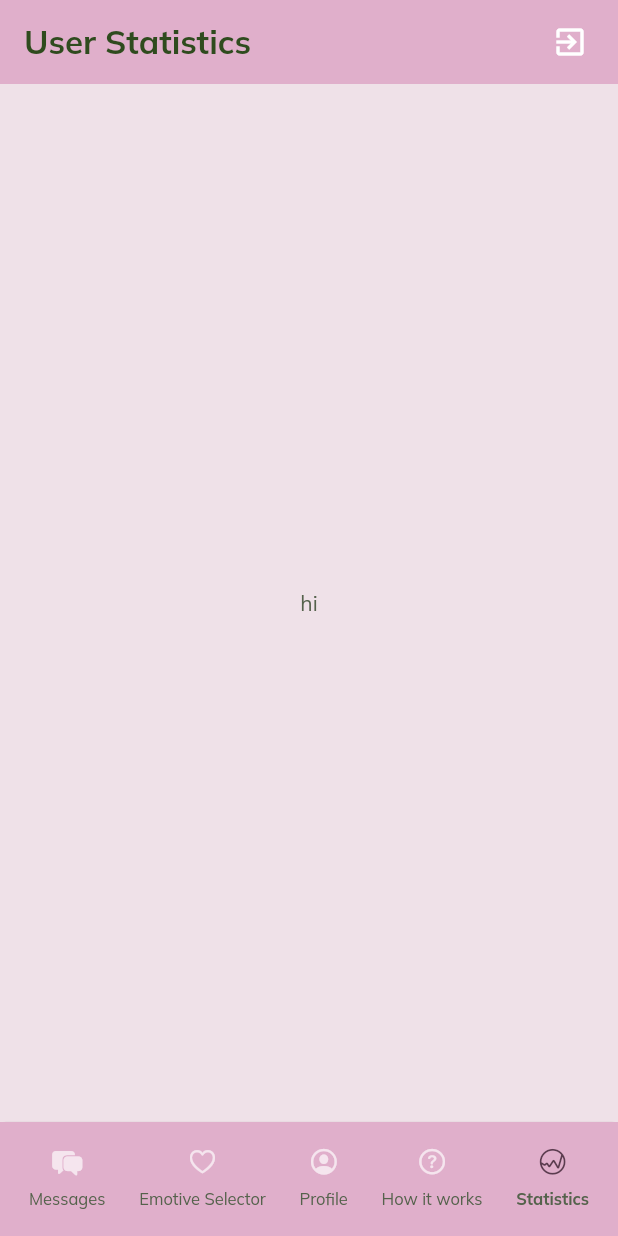
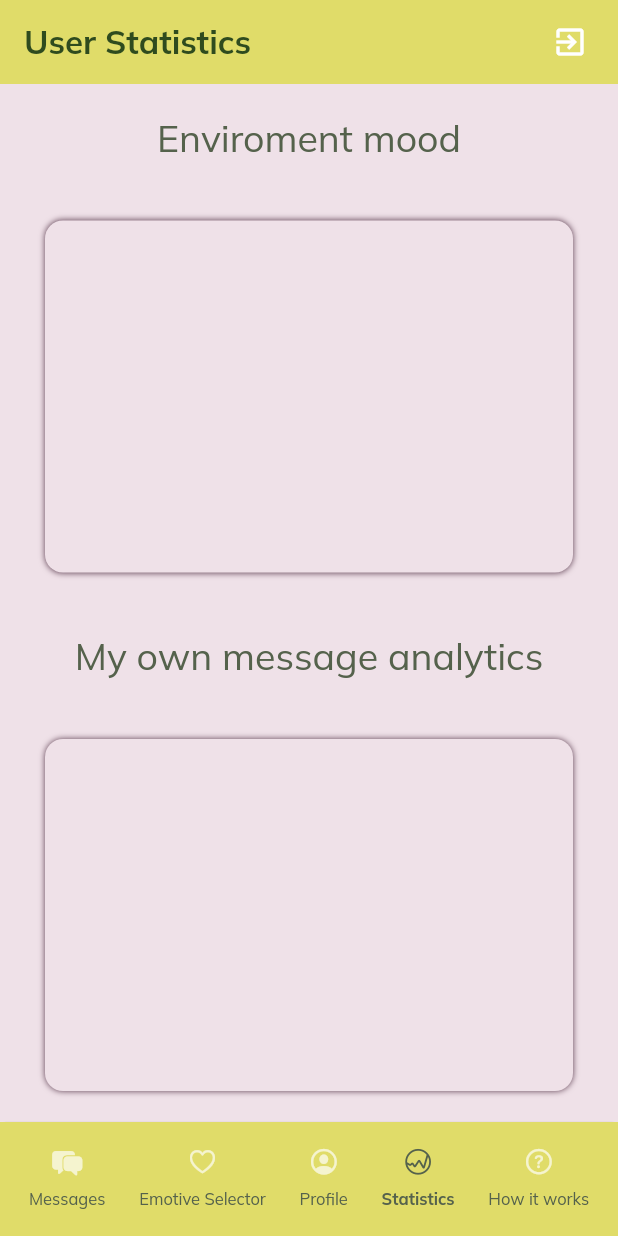
Before and after one commit to EricFradera/EmoChat, a Flutter app: the HomeScreen screen opened directly, item 2 of the bottom bar chosen, after a tap on "Statistics", on a phone screen of 412 x 824 dp. Run offline on Flutter 3.47's test engine with Material 2 defaults, Android fonts, the phone set to English and light mode, and no system bars; drawn by our look-alikes of fl_chart; our stand-ins replace cached_network_image, cloud_firestore, firebase_auth, firebase_core, get, google_fonts and 1 more; accounts and stored records are empty.

Commit message:
I'm done

```diff
--- a/lib/controllers/expression_theme_controller.dart
+++ b/lib/controllers/expression_theme_controller.dart
@@ -11,6 +11,7 @@ class ExpressionThemeController extends GetxController {
   var currentMood = ThemeType.neutral;
   final ExpressionTheme _theme = ExpressionTheme();
   late Rx<ThemeData> current = (ThemeData()).obs;
+
   ///////////////////////////////////////////////////////
 
   ExpressionThemeController() {
--- /dev/null
+++ b/lib/controllers/statisticsController.dart
@@ -0,0 +1,116 @@
+import 'package:chat_app/controllers/expression_theme_controller.dart';
+import 'package:chat_app/controllers/user_controller.dart';
+import 'package:cloud_firestore/cloud_firestore.dart';
+import 'package:fl_chart/fl_chart.dart';
+import 'package:flutter/material.dart';
+import 'package:get/get.dart';
+
+enum GraphType { own, other, overall }
+
+class StatatisticsController {
+  List<PieChartSectionData> moodData = [
+    PieChartSectionData(value: 5, color: Colors.amber),
+    PieChartSectionData(value: 5, color: Color.fromARGB(255, 76, 8, 204)),
+    PieChartSectionData(value: 5, color: Color.fromARGB(255, 255, 7, 19)),
+    PieChartSectionData(value: 5, color: Color.fromARGB(255, 7, 255, 40))
+  ].obs;
+
+  List<PieChartSectionData> getMoodData(AsyncSnapshot<QuerySnapshot> moodData) {
+    List<PieChartSectionData> section = [];
+    List<double> values = [0, 0, 0, 0, 0, 0, 0];
+    for (var element in moodData.data!.docs) {
+      values[element["mood"]]++;
+    }
+
+    for (int i = 0; i < 7; i++) {
+      section.add(PieChartSectionData(
+          value: values[i],
+          color: Get.put(ExpressionThemeController()).getPrimaryColor(i),
+          title: getEmotionName(i)));
+    }
+    return section;
+  }
+
+  List<PieChartSectionData> getMesData(
+      AsyncSnapshot<QuerySnapshot> moodData, int graphType) {
+    List<PieChartSectionData> section = [];
+    List<double> valuesOwn = [0, 0, 0, 0, 0, 0, 0];
+    List<double> valuesOther = [0, 0, 0, 0, 0, 0, 0];
+    List<double> valuesOverall = [0, 0, 0, 0, 0, 0, 0];
+    String uid = Get.put(UserController()).myUser.uid;
+
+    for (var element in moodData.data!.docs) {
+      if (element["sender"] == uid) {
+        valuesOwn[element["emotion"]]++;
+      } else if (element["reciever"] == uid) {
+        valuesOther[element["emotion"]]++;
+      }
+      valuesOverall[element["emotion"]]++;
+    }
+    for (int i = 0; i < 7; i++) {
+      if (graphType == GraphType.own.index) {
+        section.add(sectorBuilder(valuesOwn, i, getEmotionName(i), false));
+      } else if (graphType == GraphType.other.index) {
+        section.add(sectorBuilder(valuesOther, i, getEmotionName(i), false));
+      }
+      if (graphType == GraphType.overall.index) {
+        section.add(sectorBuilder(valuesOverall, i, getEmotionName(i), false));
+      }
+    }
+    return section;
+  }
+
+  List<PieChartSectionData> getThemeData(AsyncSnapshot<QuerySnapshot> themeData,
+      int emotion, String variableName) {
+    List<PieChartSectionData> section = [];
+    List<String> themeElement = [];
+    List<double> values = [];
+    bool color = false;
+    for (var element in themeData.data!.docs) {
+      if (element[variableName].runtimeType == int) {
+        color = true;
+      }
+      if (element["emotion"] == emotion) {
+        if (themeElement.contains(element[variableName].toString())) {
+          values[themeElement.indexOf(element[variableName].toString())]++;
+        } else {
+          themeElement.add(element[variableName].toString());
+          values.add(1);
+        }
+      }
+    }
+    for (int i = 0; i < themeElement.length; i++) {
+      section.add(sectorBuilder(values, i, themeElement[i], color));
+    }
+    return section;
+  }
+
+  PieChartSectionData sectorBuilder(
+      List<double> values, int i, String title, bool color) {
+    return PieChartSectionData(
+        value: values[i],
+        color: color
+            ? Color(int.parse(title))
+            : Get.put(ExpressionThemeController()).getPrimaryColor(i),
+        title: color ? "" : title);
+  }
+
+  String getEmotionName(int index) {
+    switch (index) {
+      case 1:
+        return "Happy";
+      case 2:
+        return "Sad";
+      case 3:
+        return "Angry";
+      case 4:
+        return "Disgust";
+      case 5:
+        return "Surprise";
+      case 6:
+        return "Fear";
+      default:
+        return "neutral";
+    }
+  }
+}
--- a/lib/controllers/user_controller.dart
+++ b/lib/controllers/user_controller.dart
@@ -103,6 +103,13 @@ class UserController extends GetxController {
     return false;
   }
 
+  Stream<QuerySnapshot<Map<String, dynamic>>> getUsers() {
+    return FirebaseFirestore.instance
+        .collection("users")
+        .where('uid', isNotEqualTo: Get.put(UserController()).myUser.uid)
+        .snapshots();
+  }
+
   String getConversationID() {
     return myUser.uid.hashCode <= selectedUser.senderUid.hashCode
         ? myUser.uid + '' + selectedUser.senderUid
@@ -129,6 +136,14 @@ class UserController extends GetxController {
         .where("chatId", isEqualTo: getConversationID())
         .orderBy("timestamp", descending: false)
         .snapshots();
+  }
+
+  Stream<QuerySnapshot<Map<String, dynamic>>> getMesAnalytics() {
+    return db.collection("messages").snapshots();
+  }
+
+  Stream<QuerySnapshot<Map<String, dynamic>>> getThemesAnalytics() {
+    return db.collection("userThemes").snapshots();
   }
 
   changeMood(int i) async {
--- a/lib/pages/chat_list.dart
+++ b/lib/pages/chat_list.dart
@@ -13,10 +13,7 @@ class ContactsList extends StatelessWidget {
   @override
   Widget build(BuildContext context) {
     return StreamBuilder(
-        stream: FirebaseFirestore.instance
-            .collection("users")
-            .where('uid', isNotEqualTo: Get.put(UserController()).myUser.uid)
-            .snapshots(),
+        stream: Get.put(UserController()).getUsers(),
         builder: (BuildContext context, AsyncSnapshot<QuerySnapshot> snapshot) {
           if (!snapshot.hasData) {
             return const Center(
--- a/lib/pages/user_statistics.dart
+++ b/lib/pages/user_statistics.dart
@@ -1,17 +1,126 @@
+import 'package:chat_app/controllers/statisticsController.dart';
+import 'package:chat_app/controllers/user_controller.dart';
+import 'package:cloud_firestore/cloud_firestore.dart';
 import 'package:fl_chart/fl_chart.dart';
 import 'package:flutter/material.dart';
+import 'package:get/get.dart';
 
-class UserStatistics extends StatelessWidget {
+class UserStatistics extends StatefulWidget {
   const UserStatistics({Key? key}) : super(key: key);
 
   @override
+  State<UserStatistics> createState() => _UserStatisticsState();
+}
+
+class _UserStatisticsState extends State<UserStatistics> {
+  final StatatisticsController controller = StatatisticsController();
+
+  @override
   Widget build(BuildContext context) {
-    return const Center(
-      child: Text("hi"),
+    return ListView(children: [
+      Column(
+        children: [
+          title("Enviroment mood"),
+          _moodStatitistics(),
+          _messageStatistics(),
+          _themesAnalytics()
+        ],
+      ),
+    ]);
+  }
+
+  Widget buildPie(List<PieChartSectionData> data) {
+    return Padding(
+      padding: const EdgeInsets.only(left: 30, right: 30, top: 20, bottom: 20),
+      child: Container(
+        decoration: BoxDecoration(
+            color: Theme.of(context).colorScheme.secondary,
+            borderRadius: BorderRadius.circular(12),
+            boxShadow: [
+              BoxShadow(
+                  offset: const Offset(0, 0),
+                  blurRadius: 3,
+                  color: Theme.of(context).colorScheme.tertiary)
+            ]),
+        child: AspectRatio(
+            aspectRatio: 1.5,
+            child: PieChart(PieChartData(
+              sectionsSpace: 2.0,
+              sections: data,
+              centerSpaceRadius: 48.0,
+            ))),
+      ),
     );
   }
 
-  /*PieChartSectionData sectionBuilder() {
+  Widget _moodStatitistics() {
+    return StreamBuilder(
+        stream: Get.put(UserController()).getUsers(),
+        builder: (BuildContext context, AsyncSnapshot<QuerySnapshot> snapshot) {
+          if (!snapshot.hasData) {
+            return const Center(
+              child: CircularProgressIndicator(),
+            );
+          }
+          return buildPie(controller.getMoodData(snapshot));
+        });
+  }
 
-  }*/
+  Widget _messageStatistics() {
+    return StreamBuilder(
+        stream: Get.put(UserController()).getMesAnalytics(),
+        builder: (BuildContext context, AsyncSnapshot<QuerySnapshot> snapshot) {
+          if (!snapshot.hasData) {
+            return const Center(
+              child: CircularProgressIndicator(),
+            );
+          }
+          return Column(children: [
+            title("My own message analytics"),
+            buildPie(controller.getMesData(snapshot, 0)),
+            title("Other people comon emotions"),
+            buildPie(controller.getMesData(snapshot, 1)),
+            title("Overall user messages"),
+            buildPie(controller.getMesData(snapshot, 2))
+          ]);
+        });
+  }
+
+  Widget _themesAnalytics() {
+    final allEmotions = <Widget>[];
+    return StreamBuilder(
+        stream: Get.put(UserController()).getThemesAnalytics(),
+        builder: (BuildContext context, AsyncSnapshot<QuerySnapshot> snapshot) {
+          if (!snapshot.hasData) {
+            return const Center(
+              child: CircularProgressIndicator(),
+            );
+          }
+          for (int i = 0; i < 7; i++) {
+            allEmotions.add(
+                title("Most used emojis for " + controller.getEmotionName(i)));
+            allEmotions.add(buildPie(
+                controller.getThemeData(snapshot, i, "emojiExpression")));
+            allEmotions.add(
+                title("Most used Colors for " + controller.getEmotionName(i)));
+            allEmotions
+                .add(buildPie(controller.getThemeData(snapshot, i, "primary")));
+            allEmotions.add(
+                title("Most used Fonts for " + controller.getEmotionName(i)));
+            allEmotions.add(
+                buildPie(controller.getThemeData(snapshot, i, "textFont")));
+          }
+          return Column(children: allEmotions);
+        });
+  }
+
+  Widget title(String title) {
+    return Padding(
+      padding: const EdgeInsets.only(top: 20, bottom: 20),
+      child: Text(
+        title,
+        style: const TextStyle(fontSize: 25),
+      ),
+    );
+  }
 }
--- a/lib/views/chat_screen.dart
+++ b/lib/views/chat_screen.dart
@@ -67,9 +67,16 @@ class _AppBarTitle extends StatelessWidget {
           children: [
             //remove const when dynamically set profile name
             Text(
-              messageData.senderName,
+              messageData.senderName +
+                  " " +
+                  Get.put(ExpressionThemeController())
+                      .getEmoji(messageData.mood),
               overflow: TextOverflow.ellipsis,
-              style: const TextStyle(fontSize: 18, fontWeight: FontWeight.bold),
+              style: TextStyle(
+                  fontSize: 18,
+                  fontWeight: FontWeight.bold,
+                  color: Get.put(ExpressionThemeController())
+                      .getTextColor(messageData.mood)),
             ),
           ],
         ))
--- a/lib/views/home_screen.dart
+++ b/lib/views/home_screen.dart
@@ -40,7 +40,8 @@ class HomeScreen extends StatelessWidget {
     return Scaffold(
       appBar: AppBar(
           automaticallyImplyLeading: false,
-          backgroundColor: Theme.of(context).colorScheme.primary,
+          backgroundColor:
+              Get.put(ExpressionThemeController()).getPrimaryColor(),
           elevation: 0,
           title: ValueListenableBuilder(
             valueListenable: pagetitle,
@@ -114,8 +115,8 @@ class _BottomNavigationBarState extends State<_BottomNavigationBar> {
         top: false,
         bottom: true,
         child: Container(
-          decoration:
-              BoxDecoration(color: Theme.of(context).colorScheme.primary),
+          decoration: BoxDecoration(
+              color: Get.put(ExpressionThemeController()).getPrimaryColor()),
           child: Padding(
             padding: const EdgeInsets.only(top: 16, left: 8, right: 8),
             child: Row(
@@ -148,17 +149,17 @@ class _BottomNavigationBarState extends State<_BottomNavigationBar> {
                   onTap: HandleItemSelected,
                 ),
                 _NavigationBarItem(
+                  label: "Statistics",
+                  icon: CupertinoIcons.graph_circle,
+                  index: 4,
+                  isSelected: (selectedIndex == 4),
+                  onTap: HandleItemSelected,
+                ),
+                _NavigationBarItem(
                   label: "How it works",
                   icon: CupertinoIcons.question_circle,
                   index: 3,
                   isSelected: (selectedIndex == 3),
-                  onTap: HandleItemSelected,
-                ),
-                _NavigationBarItem(
-                  label: "Statistics",
-                  icon: CupertinoIcons.graph_circle,
-                  index: 4,
-                  isSelected: (selectedIndex == 4),
                   onTap: HandleItemSelected,
                 ),
               ],
@@ -202,7 +203,7 @@ class _NavigationBarItem extends StatelessWidget {
               icon,
               size: 20,
               color: isSelected
-                  ? Theme.of(context).colorScheme.tertiary
+                  ? Get.put(ExpressionThemeController()).getTertiaryColor()
                   : const Color.fromARGB(173, 255, 255, 255),
             ),
             const SizedBox(
```
